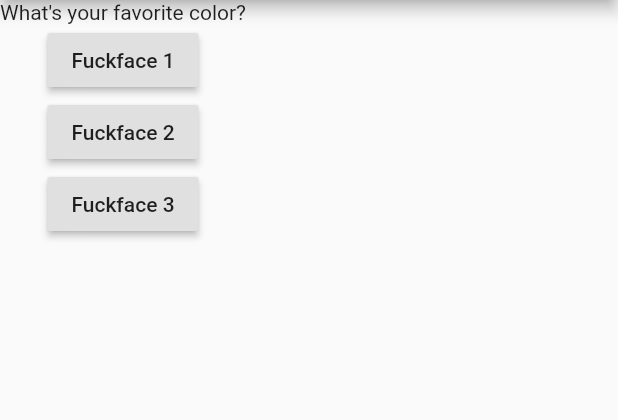
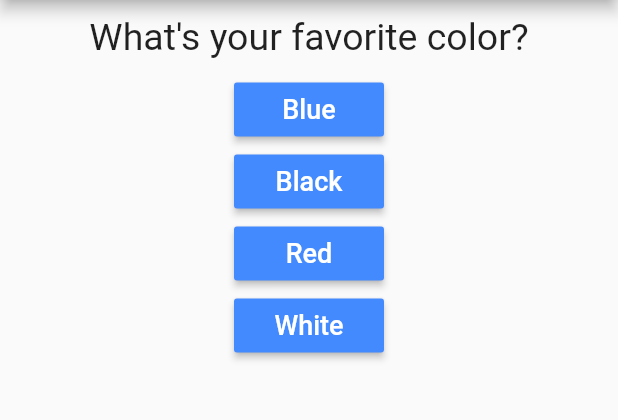
Before and after one commit to istiakshihab/daily_tracker_flutter, a Flutter app: the screen it shows after launch, on a phone screen of 412 x 824 dp, the part 84-504 px from its top. Run offline on Flutter 3.47's test engine with Material 2 defaults, Android fonts, the phone set to English and light mode, and no system bars.

Commit message:
Last Commit

```diff
--- /dev/null
+++ b/lib/answer.dart
@@ -0,0 +1,19 @@
+import 'package:flutter/material.dart';
+
+class Answer extends StatelessWidget {
+  final Function selectHandler;
+  final String answerText;
+  Answer(this.selectHandler, this.answerText);
+  @override
+  Widget build(BuildContext context) {
+    return Container(
+        width: 100,
+        child: RaisedButton(
+          child: Text(answerText, style: TextStyle(fontSize: 18),),
+          textColor: Colors.white,
+          splashColor: Colors.red,
+          color: Colors.blueAccent,
+          onPressed: selectHandler,
+        ));
+  }
+}
--- a/lib/main.dart
+++ b/lib/main.dart
@@ -1,50 +1,83 @@
 import 'package:flutter/material.dart';
+
+import './quiz.dart';
+import './result.dart';
 
 void main() => runApp(MyApp());
 
 class MyApp extends StatefulWidget {
   @override
   State<StatefulWidget> createState() {
-    return MyAppState();
+    return _MyAppState();
   }
 }
 
-class MyAppState extends State<MyApp> {
-  var questionIdx = 0;
-  var questions = [
-    "What's your favorite color?",
-    "What's your favorite animal?",
+class _MyAppState extends State<MyApp> {
+  var _questionIdx = 0;
+
+  var _totalScore = 0;
+
+  static const _questions = [
+    {
+      'questionText': "What's your favorite color?",
+      'answerText': [
+        {'text': 'Blue', 'score': 10},
+        {'text': 'Black', 'score': 7},
+        {'text': 'Red', 'score': 3},
+        {'text': 'White', 'score': 0},
+      ]
+    },
+    {
+      'questionText': "What's your favorite animal?",
+      'answerText': [
+        {'text': 'Cow', 'score': 10},
+        {'text': 'Cat', 'score': 7},
+        {'text': 'Dog', 'score': 3},
+        {'text': 'Snake', 'score': 0},
+      ]
+    },
+    {
+      'questionText': "Who's your favorite singer?",
+      'answerText': [
+        {'text': 'Jon', 'score': 10},
+        {'text': 'Juan', 'score': 7},
+        {'text': 'Jony', 'score': 3},
+        {'text': 'Jessie', 'score': 0},
+      ]
+    },
   ];
 
-  void answerQuestions() {
-    questionIdx++;
+  void _answerQuestions(int score) {
+    _totalScore += score;
+
+    setState(() {
+      _questionIdx++;
+    });
+    print(_questionIdx);
+    if (_questionIdx < _questions.length) {}
+  }
+
+  void _resetQuiz() {
+    setState(() {
+      _questionIdx = 0;
+      _totalScore = 0;
+    });
   }
 
   @override
   Widget build(BuildContext context) {
     return MaterialApp(
       home: Scaffold(
-        appBar: AppBar(
-          title: Text("Flutter Testing"),
-        ),
-        body: Column(
-          children: [
-            Text(questions[questionIdx]),
-            RaisedButton(
-              child: Text('Fuckface 1'),
-              onPressed: answerQuestions,
-            ),
-            RaisedButton(
-              child: Text('Fuckface 2'),
-              onPressed: answerQuestions,
-            ),
-            RaisedButton(
-              child: Text('Fuckface 3'),
-              onPressed: answerQuestions,
-            ),
-          ],
-        ),
-      ),
+          appBar: AppBar(
+            title: Text("Flutter Testing"),
+          ),
+          body: _questions.length > _questionIdx
+              ? Quiz(
+                  answerQuestions: _answerQuestions,
+                  questions: _questions,
+                  questionIdx: _questionIdx,
+                )
+              : Result(_totalScore, _resetQuiz)),
     );
   }
 }
--- /dev/null
+++ b/lib/question.dart
@@ -0,0 +1,18 @@
+import 'package:flutter/material.dart';
+
+class Question extends StatelessWidget {
+  final String questionText;
+  Question(this.questionText);
+  @override
+  Widget build(BuildContext context) {
+    return Container(
+      width: double.infinity,
+      margin: EdgeInsets.all(10),
+      child: Text(
+        questionText,
+        style: TextStyle(fontSize: 25),
+        textAlign: TextAlign.center,
+      ),
+    );
+  }
+}
--- /dev/null
+++ b/lib/quiz.dart
@@ -0,0 +1,31 @@
+import 'package:flutter/material.dart';
+
+import './question.dart';
+import './answer.dart';
+
+class Quiz extends StatelessWidget {
+  final Function answerQuestions;
+  final List<Map<String, Object>> questions;
+  final int questionIdx;
+
+  Quiz({
+    @required this.questions,
+    @required this.answerQuestions,
+    @required this.questionIdx,
+  });
+
+  @override
+  Widget build(BuildContext context) {
+    return Column(
+      children: [
+        Question(
+          questions[questionIdx]["questionText"],
+        ),
+        ...(questions[questionIdx]['answerText'] as List<Map<String, Object>>)
+            .map((answer) {
+          return Answer(() => answerQuestions(answer['score']), answer['text']);
+        }).toList()
+      ],
+    );
+  }
+}
--- a/pubspec.yaml
+++ b/pubspec.yaml
@@ -14,7 +14,7 @@ description: A new Flutter project.
 version: 1.0.0+1
 
 environment:
-  sdk: ">=2.1.0 <3.0.0"
+  sdk: ">=2.2.2 <3.0.0"
 
 dependencies:
   flutter:
```
Also changed, not shown: lib/result.dart (added, +37 -0 lines).
